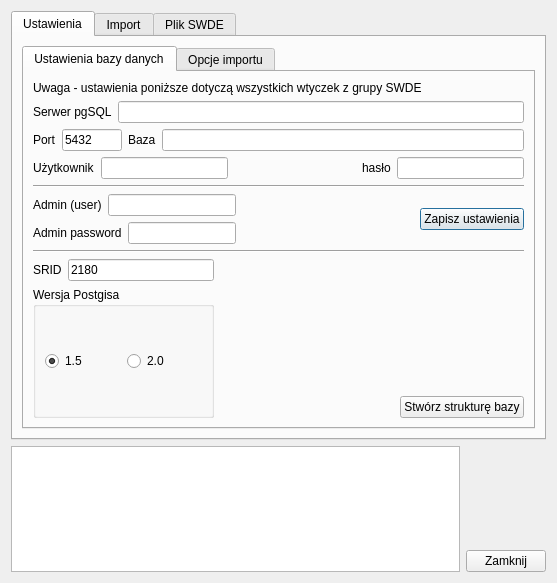
First picture: the form in swdeImport/ui_swdeimport.ui, repository prusinek74/qgisswdeplug, before the edit.
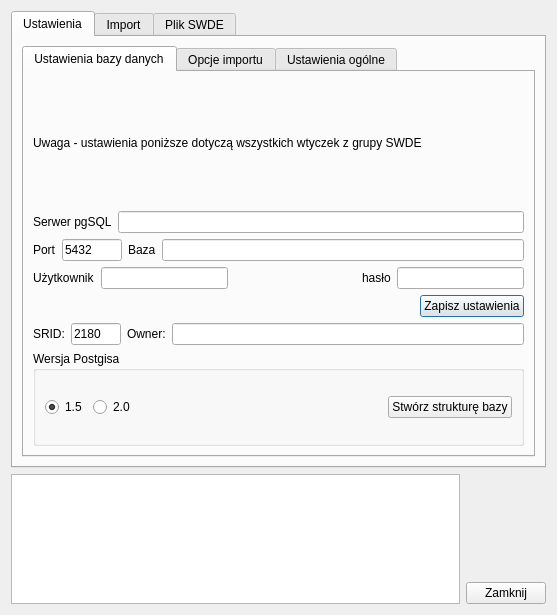
Second picture: the form after the edit. The open tabs and pages were chosen to show the change. Icons and pictures are not drawn.

Commit message: głównie zmiany w swdeDzeSearch - z wykorzystaniem ogr2ogr zamiast pgsql2shp. Działa również pod windows. swdeImport - przybyła zakładka ustawień ogólnych - umożliwiająca wybór katalogu tymczasowego, lokalizację ogr2ogr pod windows. Dodatkowo nowy skrypt tworzący bazę - tym razem z wykorzystaniem SRID przy tworzeniu kolumn geom we wszystkich tabelach, oraz postgisową funkcję addGeometryColumn. we swdeImport próby zautomatyzowania procesu tworzenia bazy - na razie ciągle w fazie projektowej

Patch:
```diff
--- a/swdeImport/ui_swdeimport.ui
+++ b/swdeImport/ui_swdeimport.ui
@@ -7,7 +7,7 @@
     <x>0</x>
     <y>0</y>
     <width>557</width>
-    <height>583</height>
+    <height>615</height>
    </rect>
   </property>
   <property name="windowTitle">
@@ -21,7 +21,7 @@
    <item>
     <widget class="QTabWidget" name="tabWidget">
      <property name="currentIndex">
-      <number>0</number>
+      <number>1</number>
      </property>
      <widget class="QWidget" name="tabSettings">
       <attribute name="icon">
@@ -35,13 +35,15 @@
        <item>
         <widget class="QTabWidget" name="tabWidget_2">
          <property name="currentIndex">
-          <number>0</number>
+          <number>1</number>
          </property>
          <widget class="QWidget" name="tabDBSettings">
           <attribute name="title">
            <string>Ustawienia bazy danych</string>
           </attribute>
-          <layout class="QVBoxLayout" name="verticalLayout_7">
+          <layout class="QVBoxLayout" name="verticalLayout_6">
+           <item>
+            <layout class="QVBoxLayout" name="verticalLayout_3">
            <item>
             <widget class="QLabel" name="label">
              <property name="text">
@@ -145,51 +147,8 @@
              </item>
             </layout>
            </item>
-           <item>
-            <widget class="Line" name="line_2">
-             <property name="orientation">
-              <enum>Qt::Horizontal</enum>
-             </property>
-            </widget>
-           </item>
            <item>
             <layout class="QHBoxLayout" name="horizontalLayout_10">
-             <item>
-              <layout class="QVBoxLayout" name="verticalLayout_3">
-               <item>
-                <layout class="QHBoxLayout" name="horizontalLayout_8">
-                 <item>
-                  <widget class="QLabel" name="label_6">
-                   <property name="text">
-                    <string>Admin (user)</string>
-                   </property>
-                  </widget>
-                 </item>
-                 <item>
-                  <widget class="QLineEdit" name="leditAdminName"/>
-                 </item>
-                </layout>
-               </item>
-               <item>
-                <layout class="QHBoxLayout" name="horizontalLayout_9">
-                 <item>
-                  <widget class="QLabel" name="label_7">
-                   <property name="text">
-                    <string>Admin password</string>
-                   </property>
-                  </widget>
-                 </item>
-                 <item>
-                  <widget class="QLineEdit" name="leditAdminPswd">
-                   <property name="echoMode">
-                    <enum>QLineEdit::Password</enum>
-                   </property>
-                  </widget>
-                 </item>
-                </layout>
-               </item>
-              </layout>
-             </item>
              <item>
               <spacer name="horizontalSpacer_4">
                <property name="orientation">
@@ -217,27 +176,30 @@
             </layout>
            </item>
            <item>
-            <widget class="Line" name="line">
-             <property name="orientation">
-              <enum>Qt::Horizontal</enum>
-             </property>
-            </widget>
-           </item>
-           <item>
-            <layout class="QHBoxLayout" name="horizontalLayout_27">
-             <item>
               <layout class="QVBoxLayout" name="verticalLayout_5">
                <item>
                 <layout class="QHBoxLayout" name="horizontalLayout_11">
                  <item>
                   <widget class="QLabel" name="label_18">
                    <property name="text">
-                    <string>SRID</string>
+                    <string>SRID:</string>
                    </property>
                   </widget>
                  </item>
                  <item>
                   <widget class="QLineEdit" name="leditSRID">
+                   <property name="minimumSize">
+                    <size>
+                     <width>50</width>
+                     <height>0</height>
+                    </size>
+                   </property>
+                   <property name="maximumSize">
+                    <size>
+                     <width>50</width>
+                     <height>16777215</height>
+                    </size>
+                   </property>
                    <property name="toolTip">
                     <string>&lt;html&gt;&lt;head/&gt;&lt;body&gt;&lt;p&gt;identyfikator układu odniesienia w bazach postgisa. Odpowiada numerowi kodu epsg. Może być ustawiony jako &amp;quot;-1&amp;quot; - czyli nieokreślony&lt;/p&gt;&lt;/body&gt;&lt;/html&gt;</string>
                    </property>
@@ -246,6 +208,16 @@
                    </property>
                   </widget>
                  </item>
+                 <item>
+                  <widget class="QLabel" name="label_6">
+                   <property name="text">
+                    <string>Owner:</string>
+                   </property>
+                  </widget>
+                 </item>
+                 <item>
+                  <widget class="QLineEdit" name="leditOwner"/>
+                 </item>
                 </layout>
                </item>
                <item>
@@ -275,11 +247,6 @@
                     </item>
                    </layout>
                   </item>
-                 </layout>
-                </widget>
-               </item>
-              </layout>
-             </item>
              <item>
               <spacer name="horizontalSpacer">
                <property name="orientation">
@@ -294,21 +261,6 @@
               </spacer>
              </item>
              <item>
-              <layout class="QVBoxLayout" name="verticalLayout_6">
-               <item>
-                <spacer name="verticalSpacer">
-                 <property name="orientation">
-                  <enum>Qt::Vertical</enum>
-                 </property>
-                 <property name="sizeHint" stdset="0">
-                  <size>
-                   <width>20</width>
-                   <height>40</height>
-                  </size>
-                 </property>
-                </spacer>
-               </item>
-               <item>
                 <widget class="QPushButton" name="pbtnCreateSWDEDB">
                  <property name="text">
                   <string>Stwórz strukturę bazy</string>
@@ -316,13 +268,13 @@
                 </widget>
                </item>
               </layout>
+                </widget>
              </item>
             </layout>
            </item>
           </layout>
-          <zorder>line_2</zorder>
-          <zorder>label</zorder>
-          <zorder>line</zorder>
+           </item>
+          </layout>
          </widget>
          <widget class="QWidget" name="tabImportOptions">
           <attribute name="title">
@@ -373,6 +325,43 @@
                </item>
               </layout>
              </item>
+             <item>
+              <layout class="QHBoxLayout" name="horizontalLayout_7">
+               <item>
+                <widget class="QLabel" name="label_17">
+                 <property name="text">
+                  <string>użyj SRID:</string>
+                 </property>
+                </widget>
+               </item>
+               <item>
+                <widget class="QLineEdit" name="leditSRIDImport">
+                 <property name="maximumSize">
+                  <size>
+                   <width>50</width>
+                   <height>16777215</height>
+                  </size>
+                 </property>
+                 <property name="text">
+                  <string>2180</string>
+                 </property>
+                </widget>
+               </item>
+               <item>
+                <spacer name="horizontalSpacer_2">
+                 <property name="orientation">
+                  <enum>Qt::Horizontal</enum>
+                 </property>
+                 <property name="sizeHint" stdset="0">
+                  <size>
+                   <width>40</width>
+                   <height>20</height>
+                  </size>
+                 </property>
+                </spacer>
+               </item>
+              </layout>
+             </item>
              <item>
               <layout class="QVBoxLayout" name="verticalLayout_18">
                <item>
@@ -619,6 +608,95 @@
            </item>
           </layout>
          </widget>
+         <widget class="QWidget" name="tabUstawienia">
+          <attribute name="title">
+           <string>Ustawienia ogólne</string>
+          </attribute>
+          <layout class="QVBoxLayout" name="verticalLayout_25">
+           <item>
+            <layout class="QVBoxLayout" name="verticalLayout_24">
+             <item>
+              <layout class="QVBoxLayout" name="verticalLayout_7">
+               <item>
+                <widget class="QLabel" name="label_7">
+                 <property name="text">
+                  <string>Lokalizacja katalogu plików tymczasowych:</string>
+                 </property>
+                </widget>
+               </item>
+               <item>
+                <layout class="QHBoxLayout" name="horizontalLayout_8" stretch="1,0">
+                 <item>
+                  <widget class="QLineEdit" name="leditTmpFolder"/>
+                 </item>
+                 <item>
+                  <widget class="QToolButton" name="tbtnTmpFolder">
+                   <property name="text">
+                    <string>...</string>
+                   </property>
+                   <property name="icon">
+                    <iconset resource="resources.qrc">
+                     <normaloff>:/plugins/swdeimport/document-open.png</normaloff>:/plugins/swdeimport/document-open.png</iconset>
+                   </property>
+                  </widget>
+                 </item>
+                </layout>
+               </item>
+              </layout>
+             </item>
+             <item>
+              <widget class="Line" name="line">
+               <property name="orientation">
+                <enum>Qt::Horizontal</enum>
+               </property>
+              </widget>
+             </item>
+             <item>
+              <layout class="QVBoxLayout" name="verticalLayout_23">
+               <item>
+                <widget class="QLabel" name="label_20">
+                 <property name="text">
+                  <string>Lokalizacja programu ogr2ogr (tylko windows)</string>
+                 </property>
+                </widget>
+               </item>
+               <item>
+                <layout class="QHBoxLayout" name="horizontalLayout_9" stretch="1,0">
+                 <item>
+                  <widget class="QLineEdit" name="leditOgr2ogrFile"/>
+                 </item>
+                 <item>
+                  <widget class="QToolButton" name="tbtnOgr2ogrFile">
+                   <property name="text">
+                    <string>...</string>
+                   </property>
+                   <property name="icon">
+                    <iconset resource="resources.qrc">
+                     <normaloff>:/plugins/swdeimport/document-open.png</normaloff>:/plugins/swdeimport/document-open.png</iconset>
+                   </property>
+                  </widget>
+                 </item>
+                </layout>
+               </item>
+              </layout>
+             </item>
+             <item>
+              <spacer name="verticalSpacer">
+               <property name="orientation">
+                <enum>Qt::Vertical</enum>
+               </property>
+               <property name="sizeHint" stdset="0">
+                <size>
+                 <width>20</width>
+                 <height>40</height>
+                </size>
+               </property>
+              </spacer>
+             </item>
+            </layout>
+           </item>
+          </layout>
+         </widget>
         </widget>
        </item>
       </layout>
```
Lines whose indentation alone changed are shown as unchanged. The commit also changes 7 other files.
